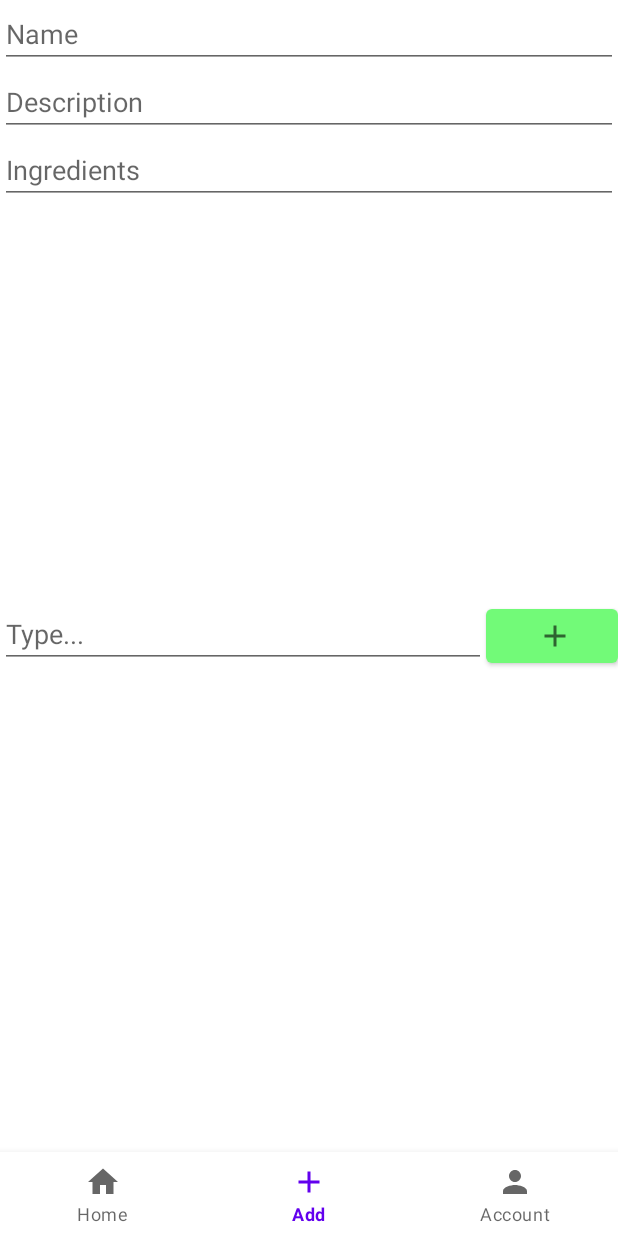
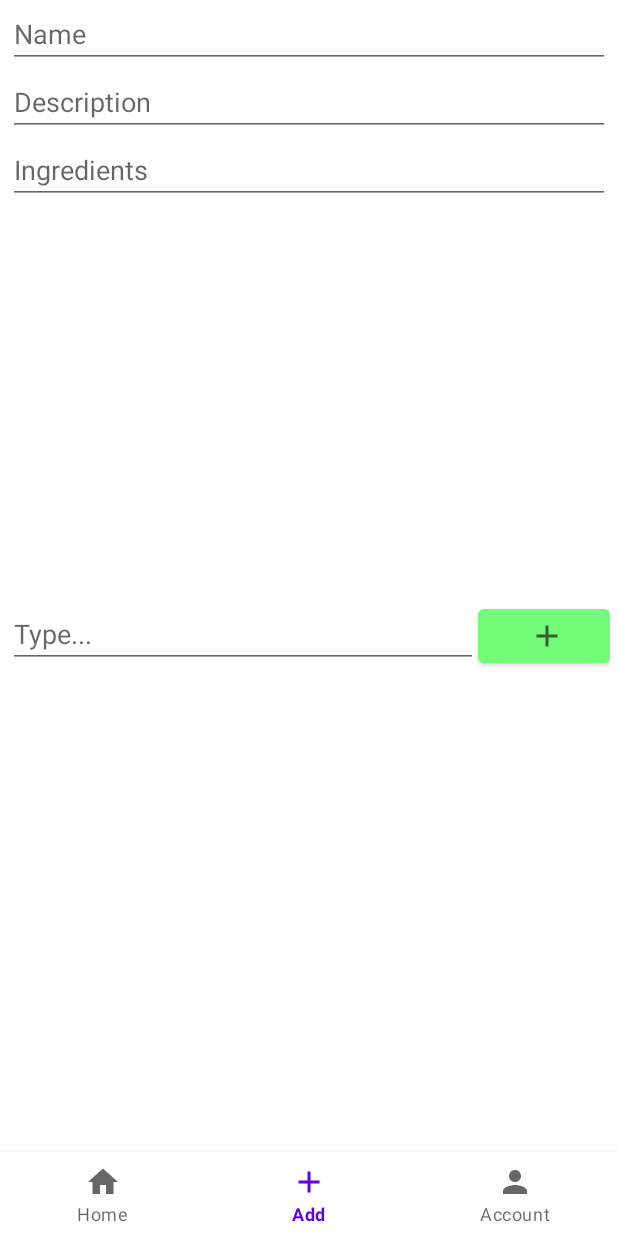
Before and after one commit to TJJ101/21-Le-Chef, an Android app: the screen it shows after launch once a user with an empty profile is signed in (MainActivity), item 2 of the bottom bar chosen, on a phone screen of 412 x 824 dp. Run offline under Robolectric (Android 15) with nearby library versions, the phone set to English and light mode, and no system bars; our stand-ins replace Firebase (no records; nobody signed in at launch, a user with empty details on screens opened directly).

Commit message:
Minor changes

```diff
--- a/app/src/main/res/layout/fragment_add.xml
+++ b/app/src/main/res/layout/fragment_add.xml
@@ -14,7 +14,9 @@
         app:layout_constraintHorizontal_bias="0.0"
         app:layout_constraintStart_toStartOf="parent"
         app:layout_constraintTop_toTopOf="parent"
-        app:layout_constraintVertical_bias="0.0">
+        app:layout_constraintVertical_bias="0.0"
+        android:paddingLeft="5sp"
+        android:paddingRight="5sp">
 
         <EditText
             android:id="@+id/editTextTextPersonName4"
@@ -51,7 +53,9 @@
         app:layout_constraintEnd_toEndOf="parent"
         app:layout_constraintHorizontal_bias="0.0"
         app:layout_constraintStart_toStartOf="parent"
-        app:layout_constraintTop_toTopOf="parent">
+        app:layout_constraintTop_toTopOf="parent"
+        android:paddingLeft="5sp"
+        android:paddingRight="5sp">
 
         <EditText
             android:id="@+id/addStepTxt"
@@ -83,7 +87,9 @@
         app:layout_constraintHorizontal_bias="0.0"
         app:layout_constraintStart_toStartOf="parent"
         app:layout_constraintTop_toBottomOf="@+id/linearLayout"
-        app:layout_constraintVertical_bias="0.0" />
+        app:layout_constraintVertical_bias="0.0"
+        android:paddingLeft="5sp"
+        android:paddingRight="5sp"/>
 
 
 </androidx.constraintlayout.widget.ConstraintLayout>
```
Also changed, not shown: app/src/main/res/layout/recipe_viewholder.xml (+4 -4 lines), app/src/main/res/layout/steps_viewholder.xml (+6 -6 lines).
